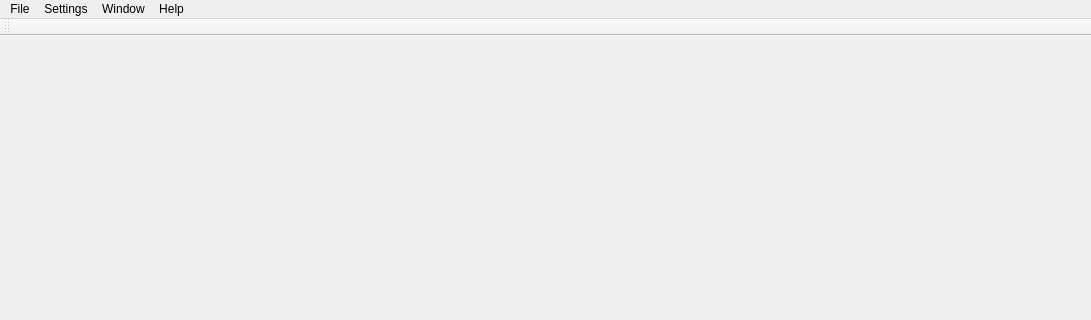
The window that gui/mainwindow.ui (matoom/frostbite) describes before a commit, drawn with Qt 5; both pictures show x 0 to 1091 and y 0 to 320 of the 1091 by 554 pixel window.
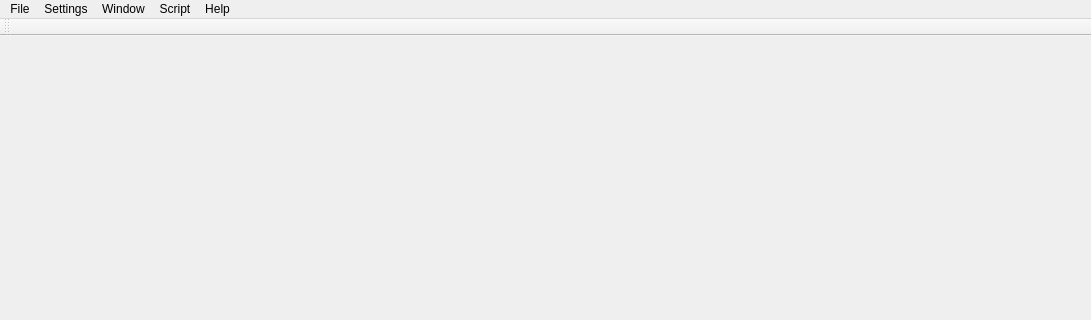
The same window after the commit. Icons and pictures are not drawn.

Commit message: Removed unused images and files;  added full screen support; tweaked game and dock windows for better performance; enabled script editing using notepad2

What changed in the file:
```diff
--- a/gui/mainwindow.ui
+++ b/gui/mainwindow.ui
@@ -183,10 +183,18 @@
     </property>
     <addaction name="actionAbout"/>
     <addaction name="actionReference_Manual"/>
+    <addaction name="actionAbout"/>
+   </widget>
+   <widget class="QMenu" name="menuScript">
+    <property name="title">
+     <string>Script</string>
+    </property>
+    <addaction name="actionEdit"/>
    </widget>
    <addaction name="menuFile"/>
    <addaction name="menuConfiguration"/>
    <addaction name="menuWindow"/>
+   <addaction name="menuScript"/>
    <addaction name="menuHelp"/>
   </widget>
   <widget class="QToolBar" name="mainToolBar">
```
Left out of the diff: 13 changed lines with no effect on the pictures. The commit also changes 82 other files.
